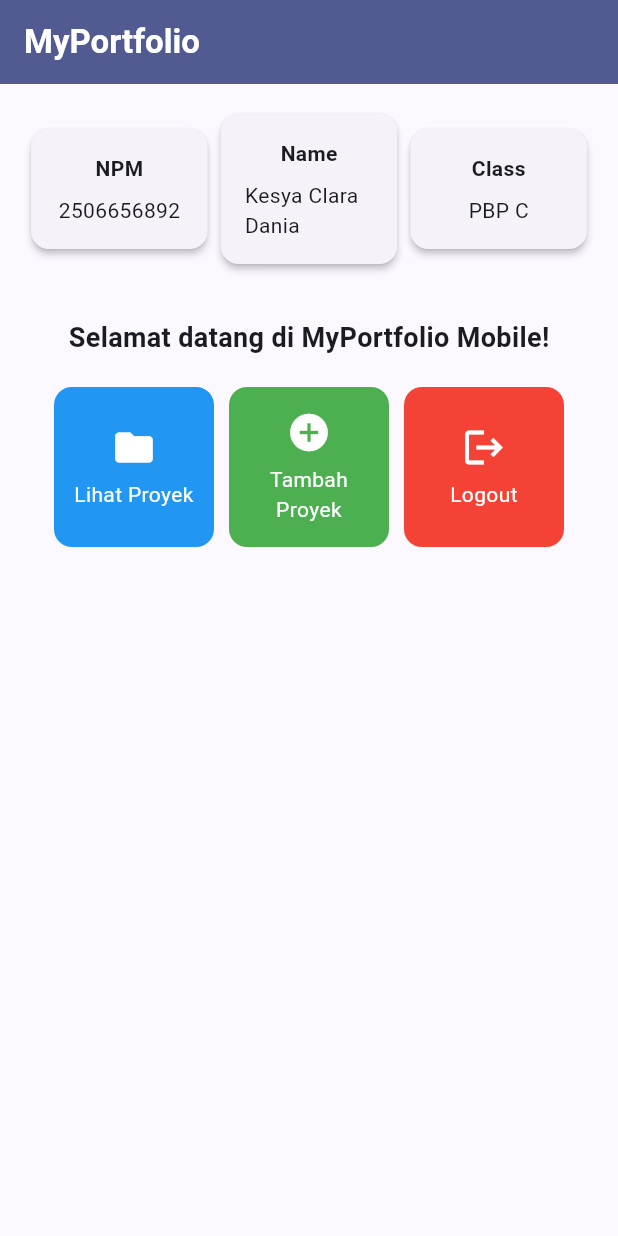
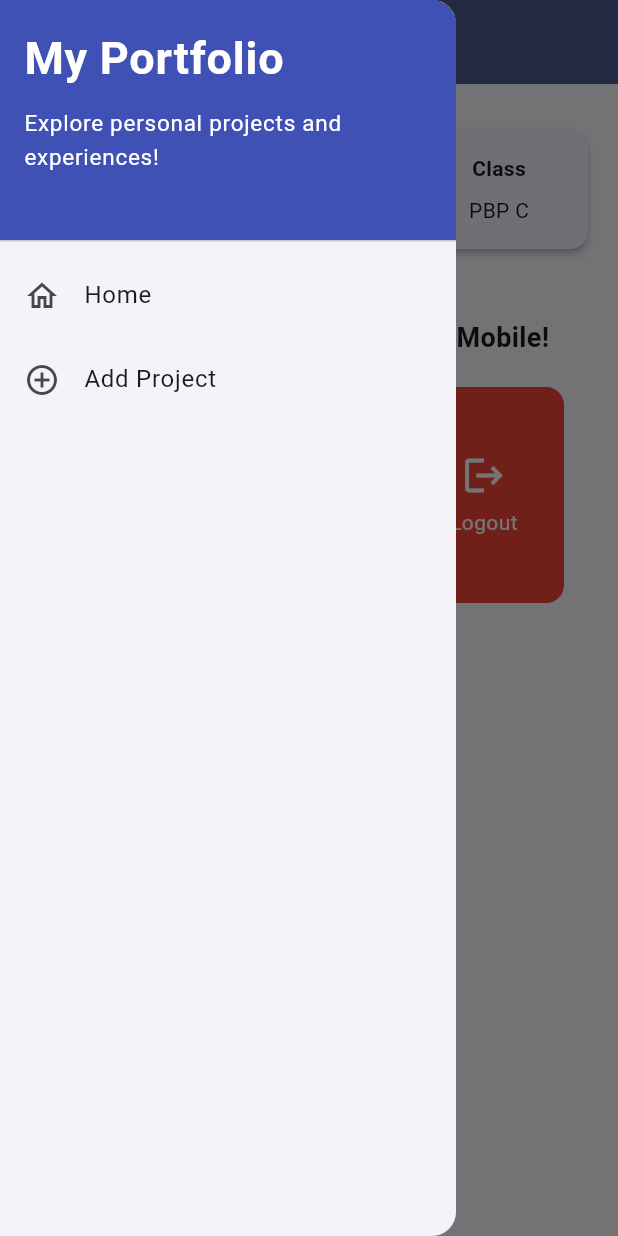
Before and after one commit to kesyaaclaraa/myportofolio_mobile, a Flutter app: the screen it shows after launch, with the side drawer open (before the commit the screen has no drawer), on a phone screen of 412 x 824 dp. Run offline on Flutter 3.47's test engine with Material 3 defaults, Android fonts, the phone set to English and light mode, and no system bars; our stand-ins replace material_ui.

Commit message:
feat: complete Tutorial 09 navigation and project form

```diff
--- a/lib/main.dart
+++ b/lib/main.dart
@@ -1,5 +1,5 @@
-import 'package:flutter/material.dart';
-import 'package:myportofolio_mobile/menu.dart'; // Mengimpor file menu.dart yang sudah dibuat
+import 'package:material_ui/material_ui.dart';
+import 'package:myportofolio_mobile/screens/menu.dart';
 
 void main() {
   runApp(const MyApp());
@@ -19,7 +19,7 @@ class MyApp extends StatelessWidget {
         ),
         useMaterial3: true,
       ),
-      home: MyHomePage(), // Menghubungkan ke MyHomePage dari menu.dart
+      home: MyHomePage(),
     );
   }
 }
--- a/lib/menu.dart
+++ /dev/null
@@ -1,155 +0,0 @@
-import 'package:flutter/material.dart';
-
-class MyHomePage extends StatelessWidget {
-  MyHomePage({super.key});
-
-  final String npm = "2506656892";
-  final String nama = "Kesya Clara Dania";
-  final String kelas = "PBP C";
-
-  final List<ItemHomepage> items = [
-    ItemHomepage("Lihat Proyek", Icons.folder, Colors.blue),
-    ItemHomepage("Tambah Proyek", Icons.add_circle, Colors.green),
-    ItemHomepage("Logout", Icons.logout, Colors.red),
-  ];
-
-  @override
-  Widget build(BuildContext context) {
-    return Scaffold(
-      appBar: AppBar(
-        title: const Text(
-          'MyPortfolio',
-          style: TextStyle(
-            color: Colors.white,
-            fontWeight: FontWeight.bold,
-          ),
-        ),
-        backgroundColor: Theme.of(context).colorScheme.primary,
-      ),
-      body: Padding(
-        padding: const EdgeInsets.all(16.0),
-        child: Column(
-          crossAxisAlignment: CrossAxisAlignment.center,
-          children: [
-            Row(
-              mainAxisAlignment: MainAxisAlignment.spaceEvenly,
-              children: [
-                InfoCard(title: 'NPM', content: npm),
-                InfoCard(title: 'Name', content: nama),
-                InfoCard(title: 'Class', content: kelas),
-              ],
-            ),
-            const SizedBox(height: 16.0),
-            Center(
-              child: Column(
-                children: [
-                  const Padding(
-                    padding: EdgeInsets.only(top: 16.0),
-                    child: Text(
-                      'Selamat datang di MyPortfolio Mobile!',
-                      style: TextStyle(
-                        fontWeight: FontWeight.bold,
-                        fontSize: 18.0,
-                      ),
-                    ),
-                  ),
-                  GridView.count(
-                    primary: true,
-                    padding: const EdgeInsets.all(20),
-                    crossAxisSpacing: 10,
-                    mainAxisSpacing: 10,
-                    crossAxisCount: 3,
-                    shrinkWrap: true,
-                    children: items.map((ItemHomepage item) {
-                      return ItemCard(item);
-                    }).toList(),
-                  ),
-                ],
-              ),
-            ),
-          ],
-        ),
-      ),
-    );
-  }
-}
-
-class InfoCard extends StatelessWidget {
-  final String title;
-  final String content;
-
-  const InfoCard({super.key, required this.title, required this.content});
-
-  @override
-  Widget build(BuildContext context) {
-    return Card(
-      elevation: 2.0,
-      child: Container(
-        width: MediaQuery.of(context).size.width / 3.5,
-        padding: const EdgeInsets.all(16.0),
-        child: Column(
-          children: [
-            Text(
-              title,
-              style: const TextStyle(fontWeight: FontWeight.bold),
-            ),
-            const SizedBox(height: 8.0),
-            Text(content),
-          ],
-        ),
-      ),
-    );
-  }
-}
-
-class ItemHomepage {
-  final String name;
-  final IconData icon;
-  final Color color;
-
-  ItemHomepage(this.name, this.icon, this.color);
-}
-
-class ItemCard extends StatelessWidget {
-  final ItemHomepage item;
-
-  const ItemCard(this.item, {super.key});
-
-  @override
-  Widget build(BuildContext context) {
-    return Material(
-      color: item.color,
-      borderRadius: BorderRadius.circular(12),
-      child: InkWell(
-        onTap: () {
-          ScaffoldMessenger.of(context)
-            ..hideCurrentSnackBar()
-            ..showSnackBar(
-              SnackBar(content: Text("Kamu telah menekan tombol ${item.name}!"))
-            );
-        },
-        child: Container(
-          padding: const EdgeInsets.all(8),
-          child: Center(
-            child: Column(
-              mainAxisAlignment: MainAxisAlignment.center,
-              children: [
-                Icon(
-                  item.icon,
-                  color: Colors.white,
-                  size: 30.0,
-                ),
-                const Padding(padding: EdgeInsets.all(3)),
-                Text(
-                  item.name,
-                  textAlign: TextAlign.center,
-                  style: const TextStyle(color: Colors.white),
-                ),
-              ],
-            ),
-          ),
-        ),
-      ),
-    );
-  }
-}
--- /dev/null
+++ b/lib/screens/menu.dart
@@ -0,0 +1,118 @@
+import 'package:material_ui/material_ui.dart';
+import 'package:myportofolio_mobile/widgets/left_drawer.dart';
+import 'package:myportofolio_mobile/widgets/project_card.dart';
+
+class MyHomePage extends StatelessWidget {
+  MyHomePage({super.key});
+
+  final String npm = "2506656892";
+  final String nama = "Kesya Clara Dania";
+  final String kelas = "PBP C";
+
+  final List<ItemHomepage> items = [
+    ItemHomepage("Lihat Proyek", Icons.folder, Colors.blue),
+    ItemHomepage("Tambah Proyek", Icons.add_circle, Colors.green),
+    ItemHomepage("Logout", Icons.logout, Colors.red),
+  ];
+
+  @override
+  Widget build(BuildContext context) {
+    return Scaffold(
+      appBar: AppBar(
+        title: const Text(
+          'MyPortfolio',
+          style: TextStyle(color: Colors.white, fontWeight: FontWeight.bold),
+        ),
+        backgroundColor: Theme.of(context).colorScheme.primary,
+        iconTheme: const IconThemeData(color: Colors.white),
+      ),
+      drawer: const LeftDrawer(),
+      body: SingleChildScrollView(
+        child: Padding(
+          padding: const EdgeInsets.all(16.0),
+          child: Column(
+            crossAxisAlignment: CrossAxisAlignment.center,
+            children: [
+              Row(
+                mainAxisAlignment: MainAxisAlignment.spaceEvenly,
+                children: [
+                  Expanded(
+                    child: InfoCard(title: 'NPM', content: npm),
+                  ),
+                  Expanded(
+                    child: InfoCard(title: 'Name', content: nama),
+                  ),
+                  Expanded(
+                    child: InfoCard(title: 'Class', content: kelas),
+                  ),
+                ],
+              ),
+              const SizedBox(height: 16.0),
+              Center(
+                child: Column(
+                  children: [
+                    const Padding(
+                      padding: EdgeInsets.only(top: 16.0),
+                      child: Text(
+                        'Selamat datang di MyPortfolio Mobile!',
+                        textAlign: TextAlign.center,
+                        style: TextStyle(
+                          fontWeight: FontWeight.bold,
+                          fontSize: 18.0,
+                        ),
+                      ),
+                    ),
+                    GridView.count(
+                      physics: const NeverScrollableScrollPhysics(),
+                      padding: const EdgeInsets.all(20),
+                      crossAxisSpacing: 10,
+                      mainAxisSpacing: 10,
+                      crossAxisCount: 3,
+                      mainAxisExtent: 144,
+                      shrinkWrap: true,
+                      children: items.map((ItemHomepage item) {
+                        return ItemCard(item);
+                      }).toList(),
+                    ),
+                  ],
+                ),
+              ),
+            ],
+          ),
+        ),
+      ),
+    );
+  }
+}
+
+class InfoCard extends StatelessWidget {
+  final String title;
+  final String content;
+
+  const InfoCard({super.key, required this.title, required this.content});
+
+  @override
+  Widget build(BuildContext context) {
+    return Card(
+      elevation: 2.0,
+      child: Container(
+        padding: const EdgeInsets.all(16.0),
+        child: Column(
+          children: [
+            Text(title, style: const TextStyle(fontWeight: FontWeight.bold)),
+            const SizedBox(height: 8.0),
+            Text(content),
+          ],
+        ),
+      ),
+    );
+  }
+}
+
+class ItemHomepage {
+  final String name;
+  final IconData icon;
+  final Color color;
+
+  ItemHomepage(this.name, this.icon, this.color);
+}
--- /dev/null
+++ b/lib/widgets/left_drawer.dart
@@ -0,0 +1,65 @@
+import 'package:material_ui/material_ui.dart';
+import 'package:myportofolio_mobile/screens/menu.dart';
+import 'package:myportofolio_mobile/screens/project_form.dart';
+
+class LeftDrawer extends StatelessWidget {
+  const LeftDrawer({super.key});
+
+  @override
+  Widget build(BuildContext context) {
+    return Drawer(
+      child: ListView(
+        padding: EdgeInsets.zero,
+        children: [
+          const DrawerHeader(
+            decoration: BoxDecoration(color: Colors.indigo),
+            child: SingleChildScrollView(
+              child: Column(
+                crossAxisAlignment: CrossAxisAlignment.start,
+                children: [
+                  Text(
+                    'My Portfolio',
+                    style: TextStyle(
+                      fontSize: 30,
+                      fontWeight: FontWeight.bold,
+                      color: Colors.white,
+                    ),
+                  ),
+                  SizedBox(height: 10),
+                  Text(
+                    'Explore personal projects and experiences!',
+                    style: TextStyle(fontSize: 15, color: Colors.white),
+                  ),
+                ],
+              ),
+            ),
+          ),
+          ListTile(
+            leading: const Icon(Icons.home_outlined),
+            title: const Text('Home'),
+            onTap: () {
+              Navigator.pop(context);
+              Navigator.pushReplacement(
+                context,
+                MaterialPageRoute(builder: (context) => MyHomePage()),
+              );
+            },
+          ),
+          ListTile(
+            leading: const Icon(Icons.add_circle_outline),
+            title: const Text('Add Project'),
+            onTap: () {
+              Navigator.pop(context);
+              Navigator.pushReplacement(
+                context,
+                MaterialPageRoute(
+                  builder: (context) => const ProjectFormPage(),
+                ),
+              );
+            },
+          ),
+        ],
+      ),
+    );
+  }
+}
--- /dev/null
+++ b/lib/widgets/project_card.dart
@@ -0,0 +1,50 @@
+import 'package:material_ui/material_ui.dart';
+import 'package:myportofolio_mobile/screens/menu.dart';
+import 'package:myportofolio_mobile/screens/project_form.dart';
+
+class ItemCard extends StatelessWidget {
+  final ItemHomepage item;
+
+  const ItemCard(this.item, {super.key});
+
+  @override
+  Widget build(BuildContext context) {
+    return Material(
+      color: item.color,
+      borderRadius: BorderRadius.circular(12),
+      clipBehavior: Clip.antiAlias,
+      child: InkWell(
+        onTap: () {
+          ScaffoldMessenger.of(context)
+            ..hideCurrentSnackBar()
+            ..showSnackBar(
+              SnackBar(
+                content: Text('Kamu telah menekan tombol ${item.name}!'),
+              ),
+            );
+          if (item.name == 'Tambah Proyek') {
+            Navigator.push(
+              context,
+              MaterialPageRoute(builder: (context) => const ProjectFormPage()),
+            );
+          }
+        },
+        child: Padding(
+          padding: const EdgeInsets.all(8),
+          child: Column(
+            mainAxisAlignment: MainAxisAlignment.center,
+            children: [
+              Icon(item.icon, color: Colors.white, size: 30),
+              const SizedBox(height: 6),
+              Text(
+                item.name,
+                textAlign: TextAlign.center,
+                style: const TextStyle(color: Colors.white),
+              ),
+            ],
+          ),
+        ),
+      ),
+    );
+  }
+}
--- a/pubspec.yaml
+++ b/pubspec.yaml
@@ -34,6 +34,7 @@ dependencies:
   # The following adds the Cupertino Icons font to your application.
   # Use with the CupertinoIcons class for iOS style icons.
   cupertino_icons: ^1.0.8
+  material_ui: ^1.11.1
 
 dev_dependencies:
   flutter_test:
```
Also changed, not shown: lib/screens/project_form.dart (added, +174 -0 lines), pubspec.lock, 2 other files.
